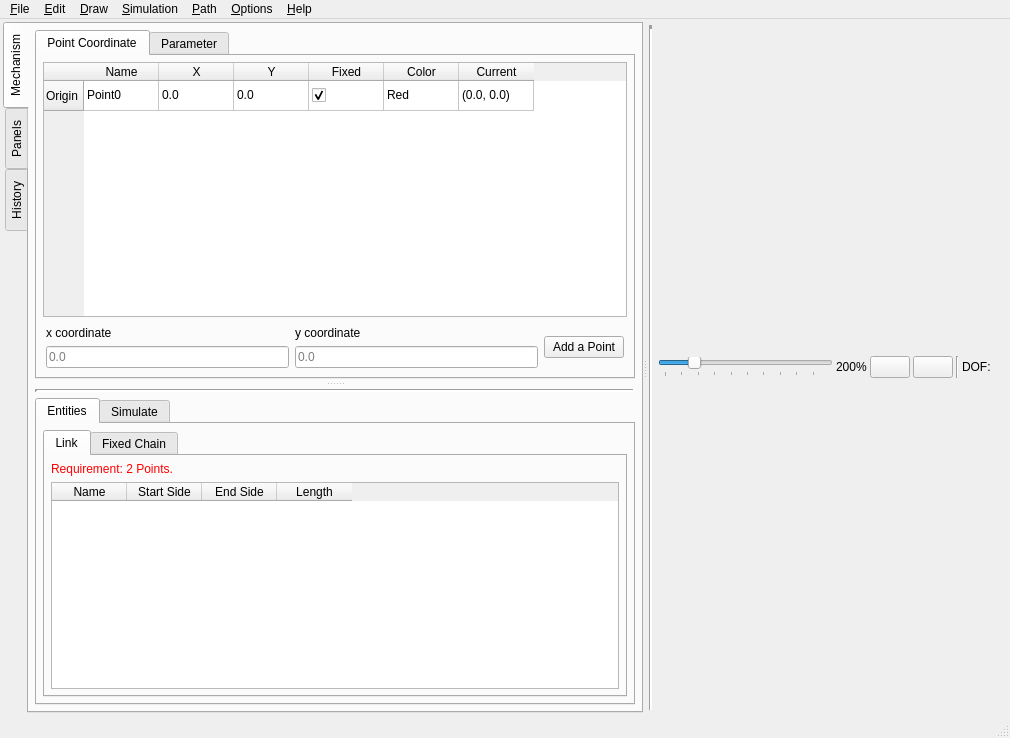
The window that core/main.ui (KmolYuan/Pyslvs-UI) describes before a commit, drawn with Qt 5.
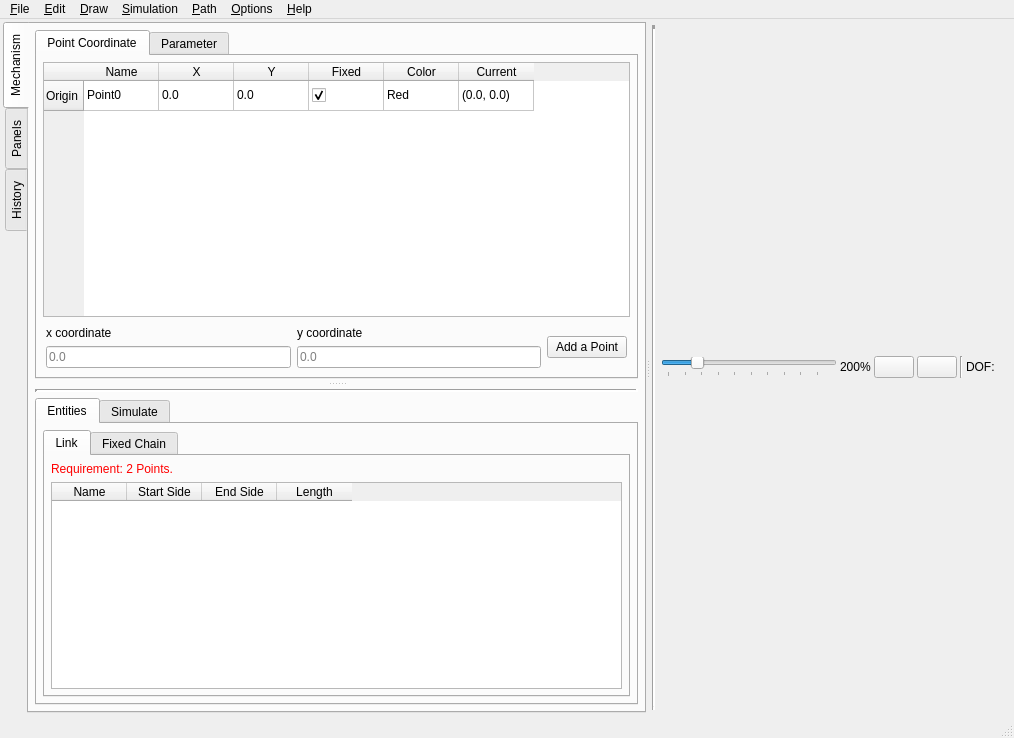
The same window after the commit. Icons and pictures are not drawn.

```diff
--- a/core/main.ui
+++ b/core/main.ui
@@ -6,7 +6,7 @@
    <rect>
     <x>0</x>
     <y>0</y>
-    <width>1010</width>
+    <width>1014</width>
     <height>738</height>
    </rect>
   </property>
@@ -2171,7 +2171,7 @@
     <rect>
      <x>0</x>
      <y>0</y>
-     <width>1010</width>
+     <width>1014</width>
      <height>26</height>
     </rect>
    </property>
```
Left out of the diff: 56 changed lines with no effect on the pictures.
